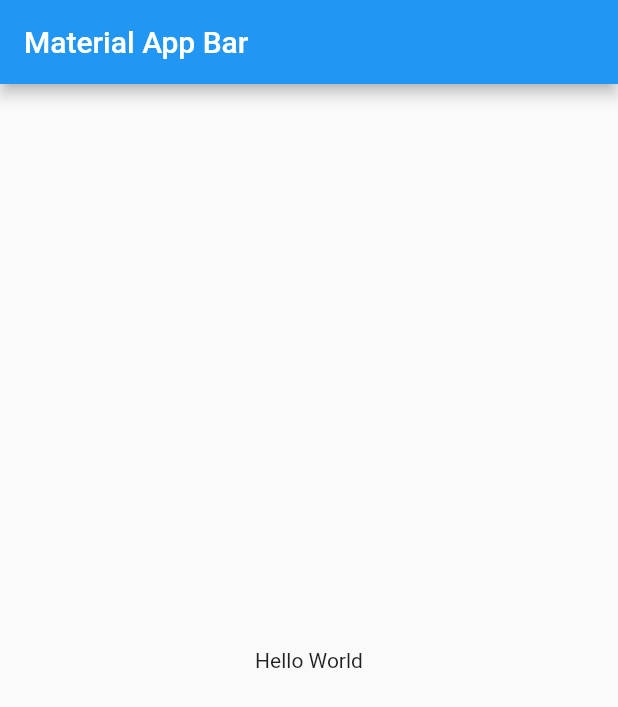
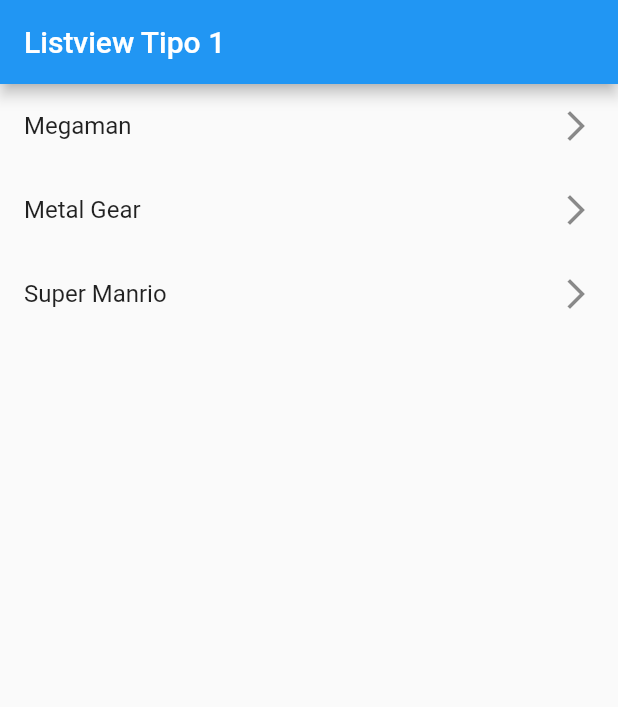
Before and after one commit to andres-mestra/componentes-flutter, a Flutter app: the screen it shows after launch, on a phone screen of 412 x 824 dp. Shown: the top 707 px of the screen. Run offline on Flutter 3.47's test engine with Material 2 defaults, Android fonts, the phone set to English and light mode, and no system bars.

Commit message:
feat: crear lista usando los elementos de un array

```diff
--- a/lib/main.dart
+++ b/lib/main.dart
@@ -1,4 +1,5 @@
 import 'package:flutter/material.dart';
+import 'package:componentes/screens/listview1_screen.dart';
 
 void main() => runApp(const MyApp());
 
@@ -7,16 +8,10 @@ class MyApp extends StatelessWidget {
 
   @override
   Widget build(BuildContext context) {
-    return MaterialApp(
+    return const MaterialApp(
+      debugShowCheckedModeBanner: false,
       title: 'Material App',
-      home: Scaffold(
-        appBar: AppBar(
-          title: const Text('Material App Bar'),
-        ),
-        body: const Center(
-          child: Text('Hello World'),
-        ),
-      ),
+      home: Listview1Screen(),
     );
   }
 }
--- /dev/null
+++ b/lib/screens/listview1_screen.dart
@@ -0,0 +1,27 @@
+import 'package:flutter/material.dart';
+
+class Listview1Screen extends StatelessWidget {
+  final options = const ['Megaman', 'Metal Gear', 'Super Manrio'];
+
+  const Listview1Screen({Key? key}) : super(key: key);
+
+  @override
+  Widget build(BuildContext context) {
+    return Scaffold(
+        appBar: AppBar(
+          title: const Text('Listview Tipo 1'),
+        ),
+        body: ListView(
+          children: [
+            ...options
+                .map(
+                  (game) => ListTile(
+                    title: Text(game),
+                    trailing: const Icon(Icons.arrow_forward_ios_outlined),
+                  ),
+                )
+                .toList()
+          ],
+        ));
+  }
+}
```
